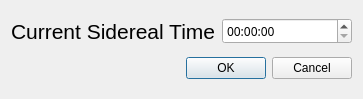
Old version of the form threepio/misc/time_dialog.ui in the repository finnjames/verdant-shores.
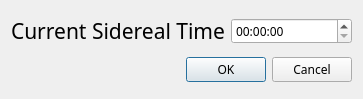
New version of the form.

```diff
--- a/threepio/misc/time_dialog.ui
+++ b/threepio/misc/time_dialog.ui
@@ -16,6 +16,11 @@
   <layout class="QGridLayout" name="gridLayout">
    <item row="3" column="1" colspan="2">
     <widget class="QDialogButtonBox" name="dialog_button_box">
+     <property name="font">
+      <font>
+       <family>IBM Plex Sans</family>
+      </font>
+     </property>
      <property name="orientation">
       <enum>Qt::Horizontal</enum>
      </property>
@@ -31,6 +36,7 @@
     <widget class="QLabel" name="sidereal_label">
      <property name="font">
       <font>
+       <family>IBM Plex Sans</family>
        <pointsize>16</pointsize>
       </font>
      </property>
@@ -46,7 +52,7 @@
     <widget class="QTimeEdit" name="sidereal_value">
      <property name="font">
       <font>
-       <family>SF Mono</family>
+       <family>IBM Plex Mono</family>
       </font>
      </property>
      <property name="displayFormat">
```
